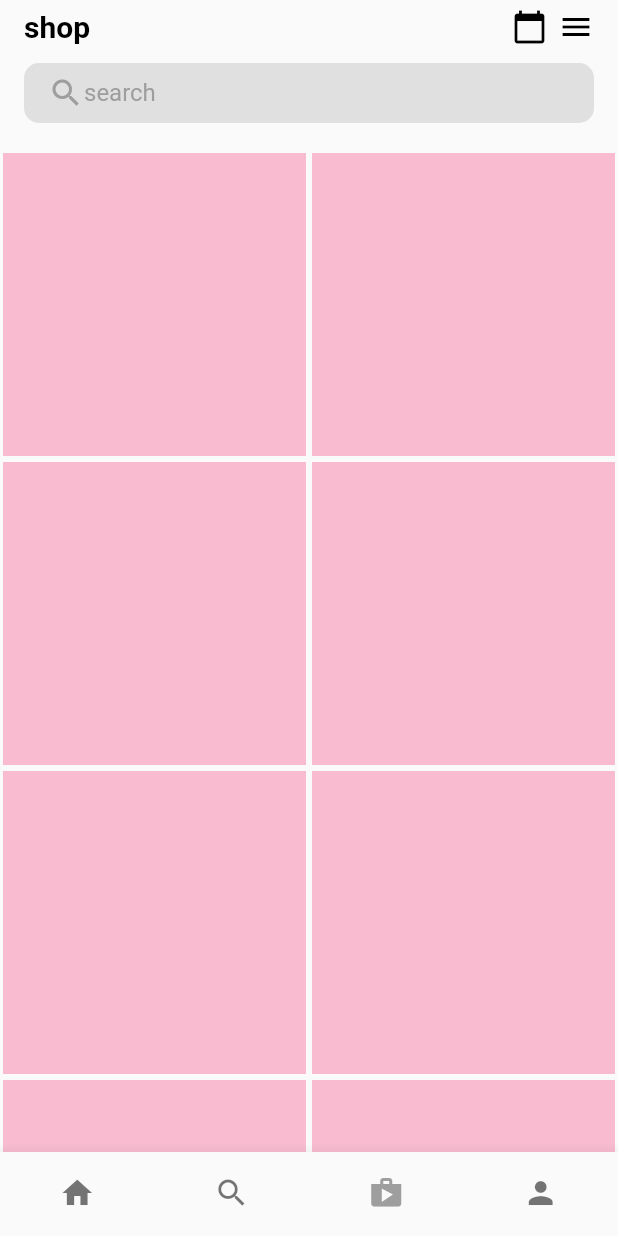
After one commit to aloysiusberonque/SP-Elec-Instagram-Guide, a Flutter app: the screen it shows after launch, on a phone screen of 412 x 824 dp. The commit adds this screen. Run offline on Flutter 3.47's test engine with Material 2 defaults, Android fonts, the phone set to English and light mode, and no system bars.

Commit message:
Implemented shop screen

```diff
--- a/lib/home_page.dart
+++ b/lib/home_page.dart
@@ -1,7 +1,7 @@
 import 'package:flutter/material.dart';
 import 'package:instagramuiclone/pages/account.dart';
 import 'package:instagramuiclone/pages/home.dart';
-import 'package:instagramuiclone/pages/notification.dart';
+import 'package:instagramuiclone/pages/shop.dart';
 import 'package:instagramuiclone/pages/search.dart';
 
 class HomePage extends StatefulWidget {
@@ -23,7 +23,7 @@ class _HomePageState extends State<HomePage> {
   final List<Widget> children = [
     UserHome(),
     UserSearch(),
-    UserNotification(),
+    UserShop(),
     UserAccount()
   ];
 
@@ -44,8 +44,7 @@ class _HomePageState extends State<HomePage> {
                 ),
                 label: 'home'),
             BottomNavigationBarItem(icon: Icon(Icons.search), label: 'search'),
-            BottomNavigationBarItem(
-                icon: Icon(Icons.favorite), label: 'notificaton'),
+            BottomNavigationBarItem(icon: Icon(Icons.shop), label: 'shop'),
             BottomNavigationBarItem(icon: Icon(Icons.person), label: 'account'),
           ]),
     );
--- /dev/null
+++ b/lib/pages/shop.dart
@@ -0,0 +1,81 @@
+import 'package:flutter/material.dart';
+import 'package:instagramuiclone/utils/shop_grid.dart';
+
+import '../utils/ExploreGrid.dart';
+
+class UserShop extends StatelessWidget {
+  const UserShop({Key? key}) : super(key: key);
+
+  @override
+  Widget build(BuildContext context) {
+    return Scaffold(
+      appBar: AppBar(
+        toolbarHeight: 100,
+        elevation: 0,
+        backgroundColor: Colors.transparent,
+        title: Column(
+          children: [
+            Row(
+              mainAxisAlignment: MainAxisAlignment.spaceBetween,
+              children: [
+                Text('shop',
+                    style: TextStyle(
+                        color: Colors.black, fontWeight: FontWeight.bold)),
+                Row(
+                  children: [
+                    Icon(
+                      Icons.calendar_today,
+                      color: Colors.black,
+                    ),
+                    SizedBox(
+                      width: 7,
+                    ),
+                    Icon(
+                      Icons.menu,
+                      color: Colors.black,
+                    )
+                  ],
+                )
+              ],
+            ),
+            Container(
+              margin: EdgeInsets.symmetric(vertical: 12),
+              height: 40,
+              child: ClipRRect(
+                borderRadius: BorderRadius.circular(10),
+                child: TextFormField(
+                  textAlignVertical: TextAlignVertical.center,
+                  decoration: InputDecoration(
+                      floatingLabelAlignment: FloatingLabelAlignment.center,
+                      contentPadding: EdgeInsets.all(8),
+                      // contentPadding:
+                      //     EdgeInsets.symmetric(horizontal: 8, vertical: 0),
+                      floatingLabelBehavior: FloatingLabelBehavior.never,
+                      labelStyle:
+                          TextStyle(color: Colors.grey.shade500, height: 20),
+                      label: Container(
+                        child: Padding(
+                          padding: const EdgeInsets.symmetric(
+                              horizontal: 8.0, vertical: 0),
+                          child: Row(children: [
+                            Icon(
+                              Icons.search,
+                              color: Colors.grey.shade500,
+                            ),
+                            Text('search')
+                          ]),
+                        ),
+                      ),
+                      border: InputBorder.none,
+                      filled: true,
+                      fillColor: Colors.grey.shade300),
+                ),
+              ),
+            ),
+          ],
+        ),
+      ),
+      body: ShopGrid(),
+    );
+  }
+}
--- /dev/null
+++ b/lib/utils/shop_grid.dart
@@ -0,0 +1,21 @@
+import 'package:flutter/material.dart';
+
+class ShopGrid extends StatelessWidget {
+  const ShopGrid({Key? key}) : super(key: key);
+
+  @override
+  Widget build(BuildContext context) {
+    return GridView.builder(
+        itemCount: 20,
+        gridDelegate:
+            SliverGridDelegateWithFixedCrossAxisCount(crossAxisCount: 2),
+        itemBuilder: (context, index) {
+          return Padding(
+            padding: const EdgeInsets.all(2.0),
+            child: Container(
+              color: Colors.pink.shade100,
+            ),
+          );
+        });
+  }
+}
```
